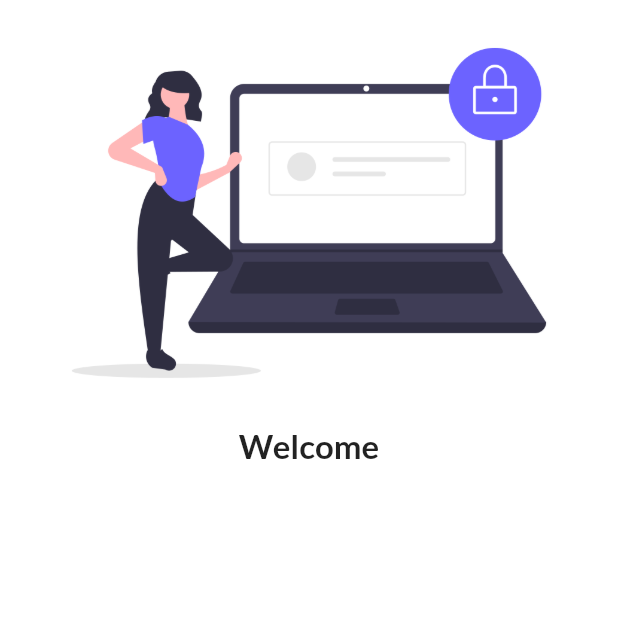
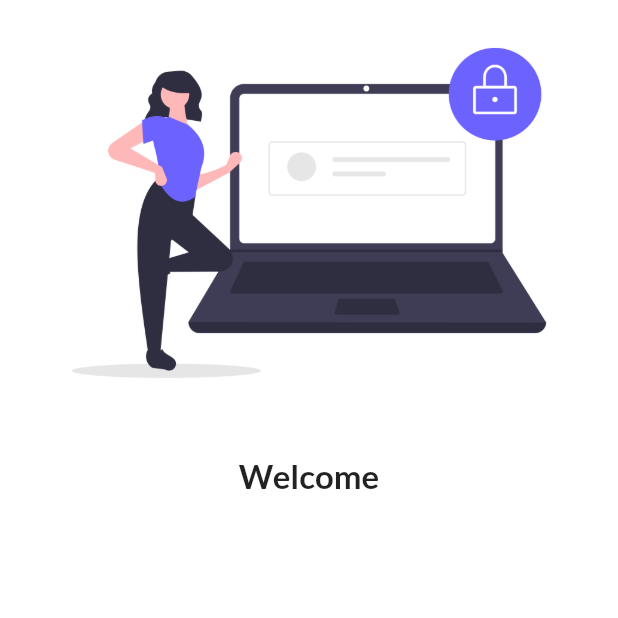
Before and after one commit to AyshChaudhary/test-flutter, a Flutter app: the screen it shows after launch, on a phone screen of 412 x 824 dp, the top half of it. Run offline on Flutter 3.47's test engine with Material 2 defaults, Android fonts, the phone set to English and light mode, and no system bars; our stand-ins replace google_fonts.

Commit message:
Spacing between elements

```diff
--- a/flutter_application_1/lib/pages/home_page.dart
+++ b/flutter_application_1/lib/pages/home_page.dart
@@ -9,7 +9,7 @@ class Homepage extends StatelessWidget {
   Widget build(BuildContext context) {
     return Scaffold(
       appBar: AppBar(
-        //backgroundColor: Colors.purple,
+        backgroundColor: Colors.purple,
         title: Text("Test App"),
       ),
       body: Center(
--- a/flutter_application_1/lib/pages/loginPage.dart
+++ b/flutter_application_1/lib/pages/loginPage.dart
@@ -13,6 +13,9 @@ class LOGINPAGE extends StatelessWidget {
             "assets/images/login_image.png",
             fit: BoxFit.cover,
           ),
+          SizedBox(
+            height: 20.0,
+          ),
           Text(
             "Welcome",
             style: TextStyle(
@@ -20,6 +23,9 @@ class LOGINPAGE extends StatelessWidget {
               fontWeight: FontWeight.bold,
             ),
           ),
+          SizedBox(
+            height: 20.0,
+          ),
         ],
       ),
     );
```
